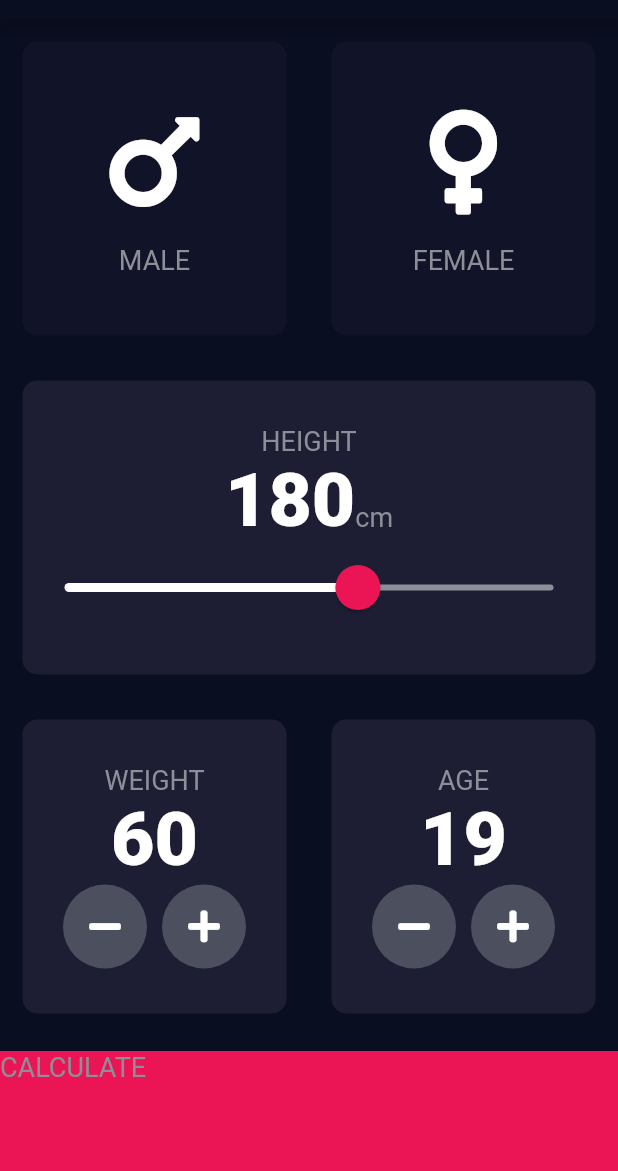
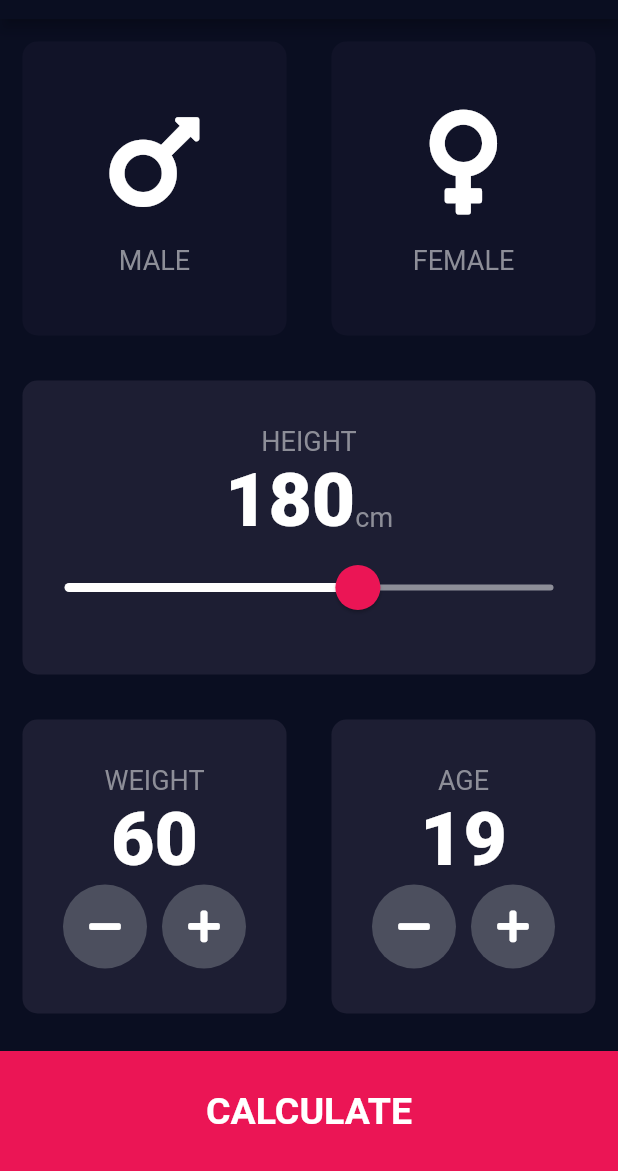
Before and after one commit to SHAH-JI/bmi-calculator-flutter, a Flutter app: the screen it shows after launch, on a phone screen of 412 x 824 dp, the part 65-1236 px from its top. Run offline on Flutter 3.47's test engine with Material 2 defaults, Android fonts, the phone set to English and light mode, and no system bars; our stand-ins replace font_awesome_flutter.

```diff
--- /dev/null
+++ b/lib/components/bottom_button.dart
@@ -0,0 +1,28 @@
+import 'package:flutter/material.dart';
+import 'package:bmicalculator/constants.dart';
+
+class BottomButton extends StatelessWidget {
+  BottomButton({@required this.onTap, @required this.buttonTitle});
+
+  final Function onTap;
+  final buttonTitle;
+
+  @override
+  Widget build(BuildContext context) {
+    return GestureDetector(
+      onTap: onTap,
+      child: Container(
+        child: Center(
+          child: Text(
+            buttonTitle,
+            style: kLargeButtonTextStyle,
+          ),
+        ),
+        color: kBottomContainerColor,
+        margin: EdgeInsets.only(top: 10.0),
+        width: double.infinity,
+        height: kBottomContainerHeight,
+      ),
+    );
+  }
+}
--- a/lib/icon_content.dart
+++ b/lib/components/icon_content.dart
@@ -1,5 +1,5 @@
 import 'package:flutter/material.dart';
-import 'constants.dart';
+import '../constants.dart';
 
 class IconContents extends StatelessWidget {
   IconContents({this.icon, this.label});
--- /dev/null
+++ b/lib/components/round_icon_button.dart
@@ -0,0 +1,23 @@
+import 'package:flutter/material.dart';
+import '../constants.dart';
+
+class RoundIconButton extends StatelessWidget {
+  RoundIconButton({@required this.icon, @required this.onPressed});
+  final IconData icon;
+  final Function onPressed;
+
+  @override
+  Widget build(BuildContext context) {
+    return RawMaterialButton(
+      child: Icon(icon),
+      onPressed: onPressed,
+      elevation: 0.0,
+      constraints: BoxConstraints.tightFor(
+        width: 56.0,
+        height: 56.0,
+      ),
+      shape: CircleBorder(),
+      fillColor: Color(0xFF4C4F5E),
+    );
+  }
+}
--- a/lib/main.dart
+++ b/lib/main.dart
@@ -1,5 +1,5 @@
 import 'package:flutter/material.dart';
-import 'input_page.dart';
+import 'screens/input_page.dart';
 
 void main() => runApp(BMICalculator());
 
--- a/lib/input_page.dart
+++ b/lib/screens/input_page.dart
@@ -1,10 +1,12 @@
 import 'package:flutter/cupertino.dart';
 import 'package:flutter/material.dart';
 import 'package:font_awesome_flutter/font_awesome_flutter.dart';
-import 'icon_content.dart';
-import 'reusable_card.dart';
-import 'constants.dart';
+import '../components/icon_content.dart';
+import '../components/reusable_card.dart';
+import '../constants.dart';
 import 'results_page.dart';
+import '../components/bottom_button.dart';
+import '../components/round_icon_button.dart';
 
 enum Gender { male, female }
 
@@ -204,45 +206,15 @@ class _InputPageState extends State<InputPage> {
               ],
             ),
           ),
-          GestureDetector(
+          BottomButton(
+            buttonTitle: 'CALCULATE',
             onTap: () {
               Navigator.push(context,
                   MaterialPageRoute(builder: (context) => ResultsPage()));
             },
-            child: Container(
-              child: Text(
-                'CALCULATE',
-                style: kLabelTextStyle,
-              ),
-              color: kBottomContainerColor,
-              margin: EdgeInsets.only(top: 10.0),
-              width: double.infinity,
-              height: kBottomContainerHeight,
-            ),
           ),
         ],
       ),
     );
   }
 }
-
-class RoundIconButton extends StatelessWidget {
-  RoundIconButton({@required this.icon, @required this.onPressed});
-  final IconData icon;
-  final Function onPressed;
-
-  @override
-  Widget build(BuildContext context) {
-    return RawMaterialButton(
-      child: Icon(icon),
-      onPressed: onPressed,
-      elevation: 0.0,
-      constraints: BoxConstraints.tightFor(
-        width: 56.0,
-        height: 56.0,
-      ),
-      shape: CircleBorder(),
-      fillColor: Color(0xFF4C4F5E),
-    );
-  }
-}
```
Also changed, not shown: lib/constants.dart (+27 -0 lines), lib/results_page.dart (deleted, +0 -13 lines), lib/screens/results_page.dart (added, +63 -0 lines), lib/components/reusable_card.dart (renamed from lib/reusable_card.dart).
